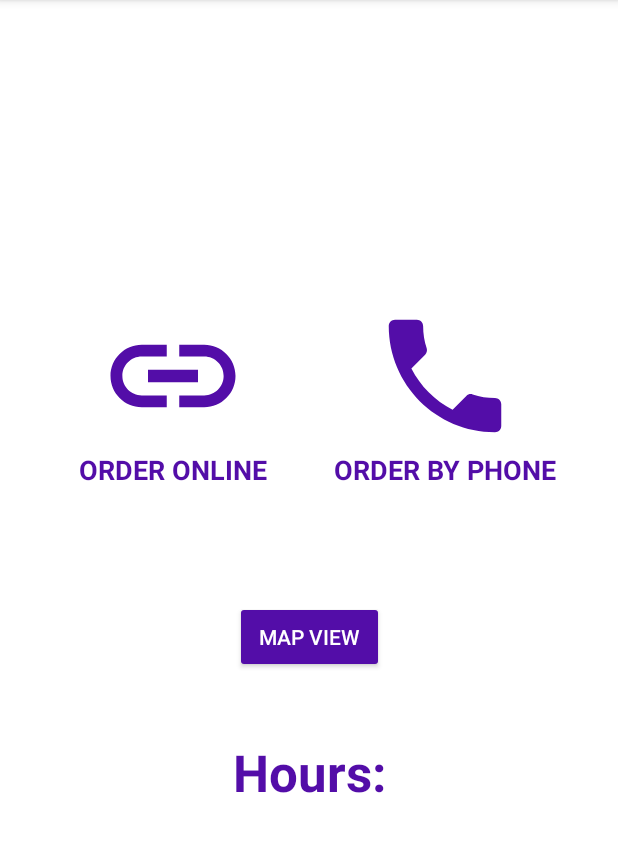
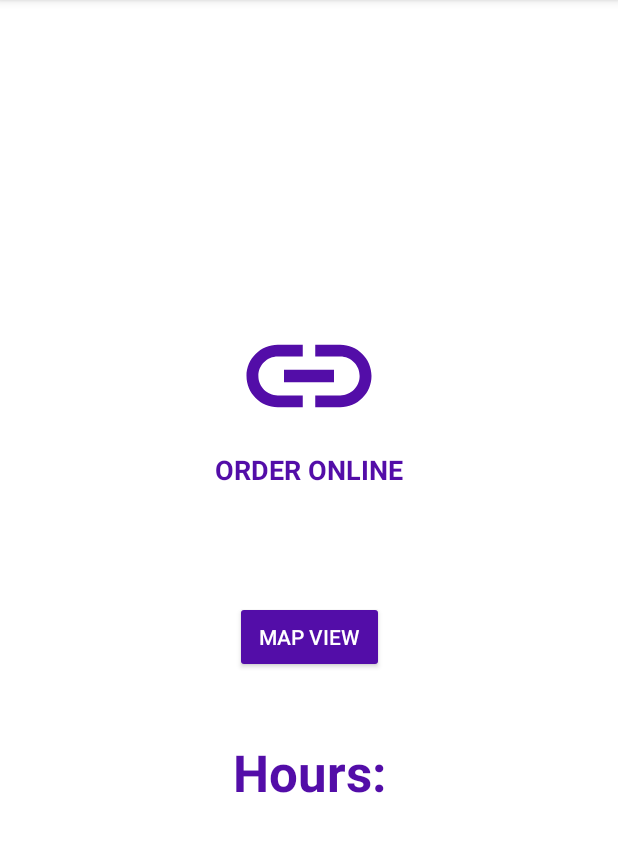
Before and after one commit to BooneTison/FN-Android, an Android app: the DiningOffCampusFragment screen opened through its navigation route, on a phone screen of 412 x 824 dp, the part 84-936 px from its top. Run offline under Robolectric (Android 15) with nearby library versions, the phone set to English and light mode, and no system bars.

Commit message:
Made Papa John's generic

```diff
--- a/app/src/main/java/com/myapp/fn_android/PapaJohnsFragment.java
+++ b/app/src/main/java/com/myapp/fn_android/DiningOffCampusFragment.java
@@ -39,23 +39,24 @@ import java.util.concurrent.Executors;
 /**
  * A fragment representing a list of Items.
  */
-public class PapaJohnsFragment extends Fragment {
+public class DiningOffCampusFragment extends Fragment {
 
     private static final String ARG_COLUMN_COUNT = "column-count";
     private int mColumnCount = 1;
     private String buildingID;
     private String buildingName;
+    private String url;
 
     /**
      * Mandatory empty constructor for the fragment manager to instantiate the
      * fragment (e.g. upon screen orientation changes).
      */
-    public PapaJohnsFragment() {
+    public DiningOffCampusFragment() {
     }
 
     @SuppressWarnings("unused")
-    public static PapaJohnsFragment newInstance(int columnCount) {
-        PapaJohnsFragment fragment = new PapaJohnsFragment();
+    public static DiningOffCampusFragment newInstance(int columnCount) {
+        DiningOffCampusFragment fragment = new DiningOffCampusFragment();
         Bundle args = new Bundle();
         args.putInt(ARG_COLUMN_COUNT, columnCount);
         fragment.setArguments(args);
@@ -75,7 +76,7 @@ public class PapaJohnsFragment extends Fragment {
     @Override
     public View onCreateView(LayoutInflater inflater, ViewGroup container,
                              Bundle savedInstanceState) {
-        View view = inflater.inflate(R.layout.fragment_papa_johns, container, false);
+        View view = inflater.inflate(R.layout.fragment_dining_off_campus, container, false);
 
         Bundle bundle = this.getArguments();
         if(bundle != null) {
@@ -110,6 +111,9 @@ public class PapaJohnsFragment extends Fragment {
                     JSONArray locArray = new JSONArray(service);
                     JSONObject locObject = locArray.getJSONObject(0);
                     locString = locObject.getString("location");
+
+                    // Get the url
+                    url = locObject.getString("url");
                 }
 
                 // Get the hours
@@ -154,7 +158,7 @@ public class PapaJohnsFragment extends Fragment {
             String finalLocString = locString;
             Drawable finalImage = image;
             handler.post(() -> { // UI updates
-                hoursRecyclerView.setAdapter(new DiningRecyclerViewAdapter(hoursList,1));
+                hoursRecyclerView.setAdapter(new DiningRecyclerViewAdapter(hoursList,1,this.getContext()));
                 location.setText(finalLocString);
                 diningPicture.setImageDrawable(finalImage);
             });
@@ -320,29 +324,15 @@ public class PapaJohnsFragment extends Fragment {
         });
 
         view.findViewById(R.id.orderOnline).setOnClickListener(v -> {
-            String url = "https://www.papajohns.com/order/stores-near-me";
             Intent i = new Intent(Intent.ACTION_VIEW);
             i.setData(Uri.parse(url));
             startActivity(i);
         });
         view.findViewById(R.id.onlineText).setOnClickListener(v -> {
-            String url = "https://www.papajohns.com/order/stores-near-me";
             Intent i = new Intent(Intent.ACTION_VIEW);
             i.setData(Uri.parse(url));
             startActivity(i);
         });
-        view.findViewById(R.id.orderPhone).setOnClickListener(v -> {
-            Intent callIntent = new Intent(Intent.ACTION_DIAL);
-            String s = "tel:8642332244";
-            callIntent.setData(Uri.parse(s));
-            startActivity(callIntent);
-        });
-        view.findViewById(R.id.phoneText).setOnClickListener(v -> {
-            Intent callIntent = new Intent(Intent.ACTION_DIAL);
-            String s = "tel:8642332244";
-            callIntent.setData(Uri.parse(s));
-            startActivity(callIntent);
-        });
     }
 
 }
--- a/app/src/main/res/layout/fragment_papa_johns.xml
+++ b/app/src/main/res/layout/fragment_dining_off_campus.xml
@@ -75,8 +75,9 @@
         android:layout_width="0dp"
         android:layout_height="0dp"
         android:layout_marginTop="2dp"
+        android:layout_marginBottom="8dp"
         android:contentDescription="@string/dining_text"
-        app:layout_constraintBottom_toTopOf="@+id/orderPhone"
+        app:layout_constraintBottom_toTopOf="@+id/orderOnline"
         app:layout_constraintEnd_toEndOf="parent"
         app:layout_constraintStart_toStartOf="parent"
         app:layout_constraintTop_toTopOf="parent" />
@@ -85,30 +86,14 @@
         android:id="@+id/orderOnline"
         android:layout_width="100dp"
         android:layout_height="100dp"
-        android:layout_marginStart="65dp"
-        android:layout_marginLeft="65dp"
-        android:layout_marginBottom="100dp"
-        android:background="@color/transparent"
-        android:contentDescription="@string/dining_text"
-        android:scaleType="fitXY"
-        app:layout_constraintBottom_toTopOf="@+id/mapviewButton"
-        app:layout_constraintStart_toStartOf="parent"
-        app:srcCompat="@drawable/ic_baseline_link_24"
-        app:tint="@color/furman_purple" />
-
-    <ImageButton
-        android:id="@+id/orderPhone"
-        android:layout_width="100dp"
-        android:layout_height="100dp"
-        android:layout_marginEnd="65dp"
-        android:layout_marginRight="65dp"
         android:layout_marginBottom="100dp"
         android:background="@color/transparent"
         android:contentDescription="@string/dining_text"
         android:scaleType="fitXY"
         app:layout_constraintBottom_toTopOf="@+id/mapviewButton"
         app:layout_constraintEnd_toEndOf="parent"
-        app:srcCompat="@drawable/ic_baseline_local_phone_24"
+        app:layout_constraintStart_toStartOf="parent"
+        app:srcCompat="@drawable/ic_baseline_link_24"
         app:tint="@color/furman_purple" />
 
     <TextView
@@ -124,18 +109,5 @@
         app:layout_constraintStart_toStartOf="@+id/orderOnline"
         app:layout_constraintTop_toBottomOf="@+id/orderOnline" />
 
-    <TextView
-        android:id="@+id/phoneText"
-        android:layout_width="wrap_content"
-        android:layout_height="wrap_content"
-        android:text="@string/order_phone_text"
-        android:textAllCaps="true"
-        android:textColor="@color/furman_purple"
-        android:textSize="18sp"
-        android:textStyle="bold"
-        app:layout_constraintEnd_toEndOf="@+id/orderPhone"
-        app:layout_constraintStart_toStartOf="@+id/orderPhone"
-        app:layout_constraintTop_toBottomOf="@+id/orderOnline" />
-
 
 </androidx.constraintlayout.widget.ConstraintLayout>
--- a/app/src/main/res/navigation/nav_graph.xml
+++ b/app/src/main/res/navigation/nav_graph.xml
@@ -176,7 +176,7 @@
     </fragment>
     <fragment
         android:id="@+id/papaJohnsFragment"
-        android:name="com.myapp.fn_android.PapaJohnsFragment"
+        android:name="com.myapp.fn_android.DiningOffCampusFragment"
         android:label="PapaJohnsFragment" >
         <action
             android:id="@+id/action_papaJohnsFragment_to_diningFragment"
```
Also changed, not shown: app/src/main/java/com/myapp/fn_android/DiningRecyclerViewAdapter.java (+23 -19 lines).
